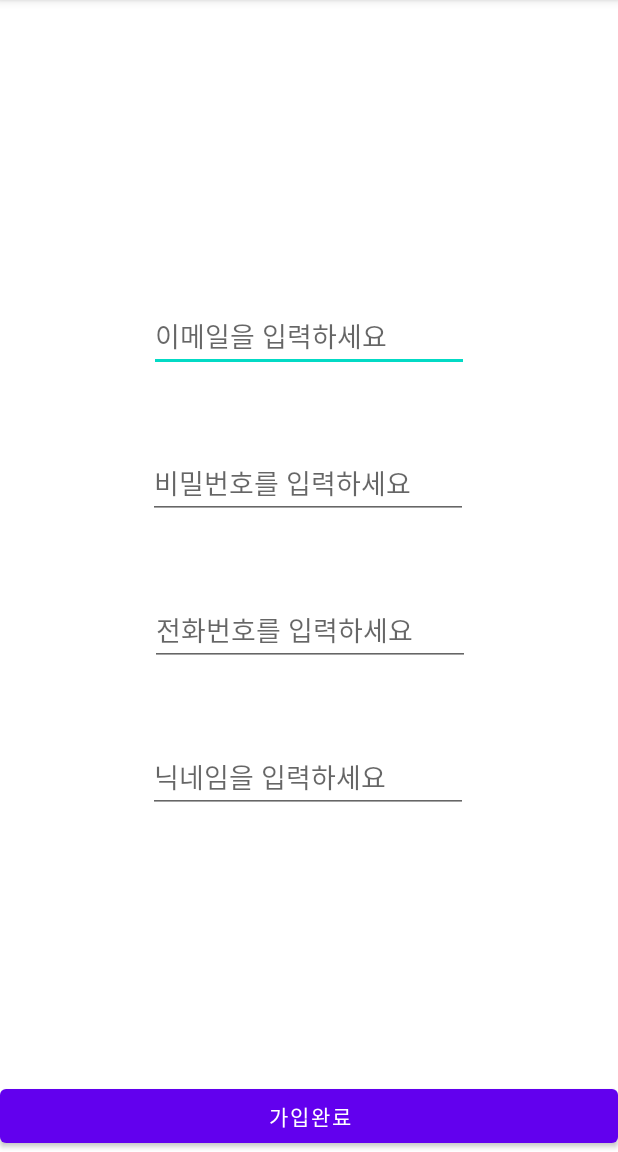
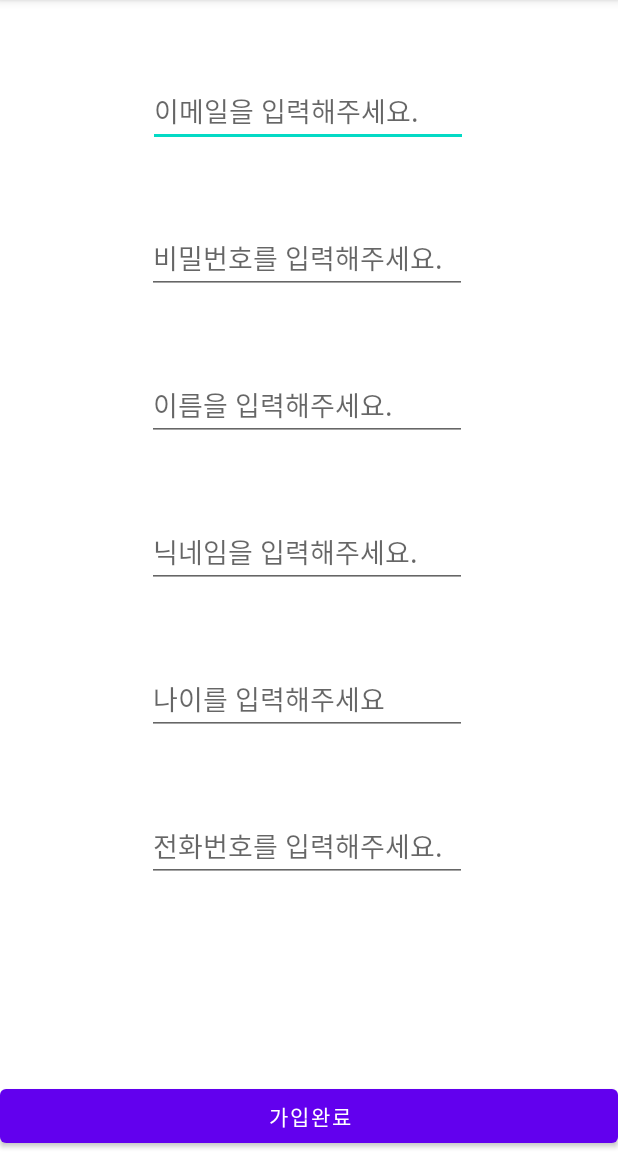
Before and after one commit to kim-jaeheon115/match_ball, an Android app: the RegisterActivity screen opened directly, with no data from a screen before it, after a tap on "가입완료", on a phone screen of 412 x 824 dp, the part 84-1236 px from its top. Run offline under Robolectric (Android 15) with nearby library versions, the phone set to English and light mode, and no system bars; our stand-ins replace Firebase (no records; nobody signed in at launch, a user with empty details on screens opened directly).

Commit message:
11.16일 확인요

```diff
--- a/app/src/main/java/com/example/matchball/RegisterActivity.java
+++ b/app/src/main/java/com/example/matchball/RegisterActivity.java
@@ -22,7 +22,7 @@ public class RegisterActivity extends AppCompatActivity {
 
     private FirebaseAuth mFirebaseAuth;
     private DatabaseReference mDatabaseRef;
-    private EditText mEtEmail , mEtPwd ,mEtpnumber, mEtNickname; //이메일 ,비밀번호 , 폰번호 ,닉네임  (깃허브 마지막추가(완료))
+    private EditText mEtEmail , mEtPwd ,mEtpnumber, mEtNickname,mEtname , mEtage; //이메일 ,비밀번호 , 폰번호 ,닉네임 ,이름 ,나이
     private Button mBtnRegister;
 
 //
@@ -39,6 +39,8 @@ public class RegisterActivity extends AppCompatActivity {
         mEtpnumber = (EditText) findViewById(R.id.et_pnumber);
         mEtNickname = (EditText) findViewById(R.id.et_Nickname);
         mBtnRegister =(Button) findViewById(R.id.btn_register);
+        mEtname = (EditText) findViewById(R.id.et_name);
+        mEtage = (EditText) findViewById(R.id.et_age);
 
 
         mBtnRegister.setOnClickListener(new View.OnClickListener() {
@@ -50,6 +52,8 @@ public class RegisterActivity extends AppCompatActivity {
                     String strPwd = mEtPwd.getText().toString();
                     String strpnumber = mEtpnumber.getText().toString();
                     String strNickname = mEtNickname.getText().toString();
+                    String strname = mEtname.getText().toString();
+                    String strage = mEtage.getText().toString();
 
 
                     //firebase auth 진행
@@ -64,17 +68,19 @@ public class RegisterActivity extends AppCompatActivity {
                              account.setIdToken(firebaseUser.getUid());
                              account.setEmailId(firebaseUser.getEmail());
                              account.setPassword(strPwd);
-                             account.setPhonenumber(firebaseUser.getPhoneNumber()); //폰넘버까지 구현
-                             account.setNickname(firebaseUser.getDisplayName());
+                             account.setPhonenumber(strpnumber); //폰넘버까지 구현
+                             account.setNickname(strNickname);
+                             account.setName(firebaseUser.getDisplayName());
+                             account.setAge(strage);
 
 
 
                              //setValue : 데이터베이스에 삽입하는행위
                              mDatabaseRef.child("UserAccount").child(firebaseUser.getUid()).setValue(account);
 
-                             Toast.makeText(RegisterActivity.this, "회원가입에 성공하셨습니다!", Toast.LENGTH_SHORT).show();
+                             Toast.makeText(RegisterActivity.this, "회원가입에 성공했어요!", Toast.LENGTH_SHORT).show();
                          }else {
-                             Toast.makeText(RegisterActivity.this, "회원가입에 실패하셨습니다!", Toast.LENGTH_SHORT).show();
+                             Toast.makeText(RegisterActivity.this, "회원가입에 실패 , 이메일형식으로 다시 생성해주세요!", Toast.LENGTH_SHORT).show();
 
 
                          }
--- a/app/src/main/res/layout/activity_main.xml
+++ b/app/src/main/res/layout/activity_main.xml
@@ -10,8 +10,8 @@
 
     <ImageView
         android:id="@+id/imageView2"
-        android:layout_width="297dp"
-        android:layout_height="616dp"
+        android:layout_width="352dp"
+        android:layout_height="681dp"
         app:layout_constraintBottom_toTopOf="@+id/btn_logout"
         app:layout_constraintEnd_toEndOf="parent"
         app:layout_constraintStart_toStartOf="parent"
--- a/app/src/main/res/layout/activity_register.xml
+++ b/app/src/main/res/layout/activity_register.xml
@@ -10,13 +10,39 @@
         android:id="@+id/et_email"
         android:layout_width="wrap_content"
         android:layout_height="wrap_content"
-        android:layout_marginTop="200dp"
+        android:layout_marginTop="50dp"
         android:ems="10"
-        android:hint="이메일을 입력하세요"
+        android:hint="이메일을 입력해주세요."
         android:inputType="textEmailAddress"
         app:layout_constraintEnd_toEndOf="parent"
+        app:layout_constraintHorizontal_bias="0.497"
         app:layout_constraintStart_toStartOf="parent"
         app:layout_constraintTop_toTopOf="parent" />
+
+    <EditText
+        android:id="@+id/et_Nickname"
+        android:layout_width="wrap_content"
+        android:layout_height="wrap_content"
+        android:layout_marginTop="50dp"
+        android:ems="10"
+        android:hint="닉네임을 입력해주세요."
+        app:layout_constraintEnd_toEndOf="parent"
+        app:layout_constraintHorizontal_bias="0.492"
+        app:layout_constraintStart_toStartOf="parent"
+        app:layout_constraintTop_toBottomOf="@+id/et_name" />
+
+    <EditText
+        android:id="@+id/et_pnumber"
+        android:layout_width="wrap_content"
+        android:layout_height="wrap_content"
+        android:layout_marginTop="50dp"
+        android:ems="10"
+        android:hint="전화번호를 입력해주세요."
+        android:inputType="textPhonetic"
+        app:layout_constraintEnd_toEndOf="parent"
+        app:layout_constraintHorizontal_bias="0.492"
+        app:layout_constraintStart_toStartOf="parent"
+        app:layout_constraintTop_toBottomOf="@+id/et_age" />
 
     <EditText
         android:id="@+id/et_pwd"
@@ -24,37 +50,39 @@
         android:layout_height="wrap_content"
         android:layout_marginTop="50dp"
         android:ems="10"
-        android:hint="비밀번호를 입력하세요"
+        android:hint="비밀번호를 입력해주세요."
         android:inputType="textPassword"
         app:layout_constraintEnd_toEndOf="parent"
-        app:layout_constraintHorizontal_bias="0.497"
+        app:layout_constraintHorizontal_bias="0.492"
         app:layout_constraintStart_toStartOf="parent"
         app:layout_constraintTop_toBottomOf="@+id/et_email" />
 
+
     <EditText
-        android:id="@+id/et_pnumber"
+        android:id="@+id/et_name"
         android:layout_width="wrap_content"
         android:layout_height="wrap_content"
         android:layout_marginTop="50dp"
         android:ems="10"
-        android:hint="전화번호를 입력하세요"
-        android:inputType="textPhonetic"
+        android:hint="이름을 입력해주세요."
+        android:inputType="textPersonName"
         app:layout_constraintEnd_toEndOf="parent"
-        app:layout_constraintHorizontal_bias="0.502"
+        app:layout_constraintHorizontal_bias="0.492"
         app:layout_constraintStart_toStartOf="parent"
         app:layout_constraintTop_toBottomOf="@+id/et_pwd" />
 
     <EditText
-        android:id="@+id/et_Nickname"
+        android:id="@+id/et_age"
         android:layout_width="wrap_content"
         android:layout_height="wrap_content"
         android:layout_marginTop="50dp"
         android:ems="10"
-        android:hint="닉네임을 입력하세요"
+        android:hint="나이를 입력해주세요"
+        android:inputType="textPersonName"
         app:layout_constraintEnd_toEndOf="parent"
-        app:layout_constraintHorizontal_bias="0.497"
+        app:layout_constraintHorizontal_bias="0.492"
         app:layout_constraintStart_toStartOf="parent"
-        app:layout_constraintTop_toBottomOf="@+id/et_pnumber" />
+        app:layout_constraintTop_toBottomOf="@+id/et_Nickname" />
 
     <Button
         android:id="@+id/btn_register"
```
Also changed, not shown: app/src/main/java/com/example/matchball/UserAccount.java (+23 -0 lines).
